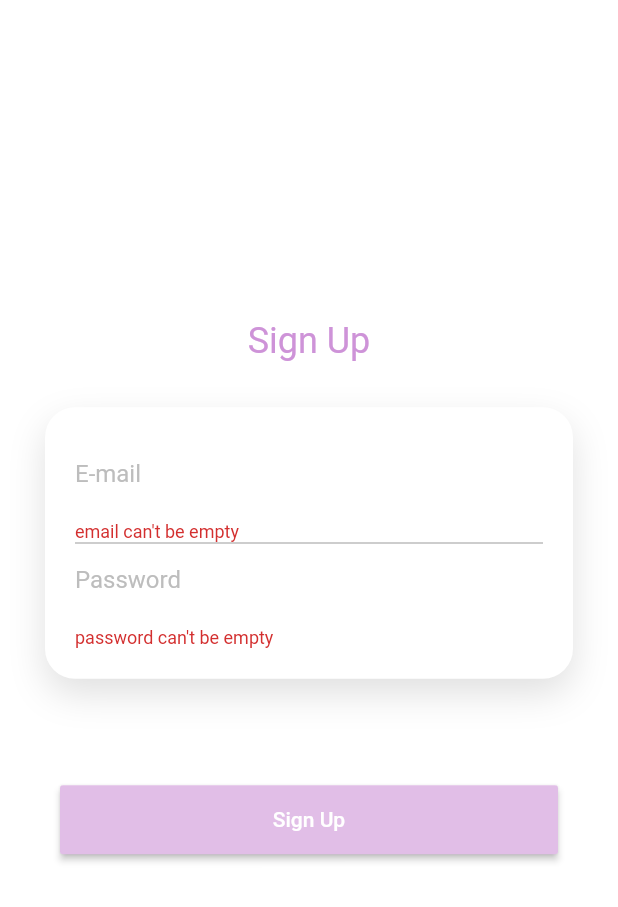
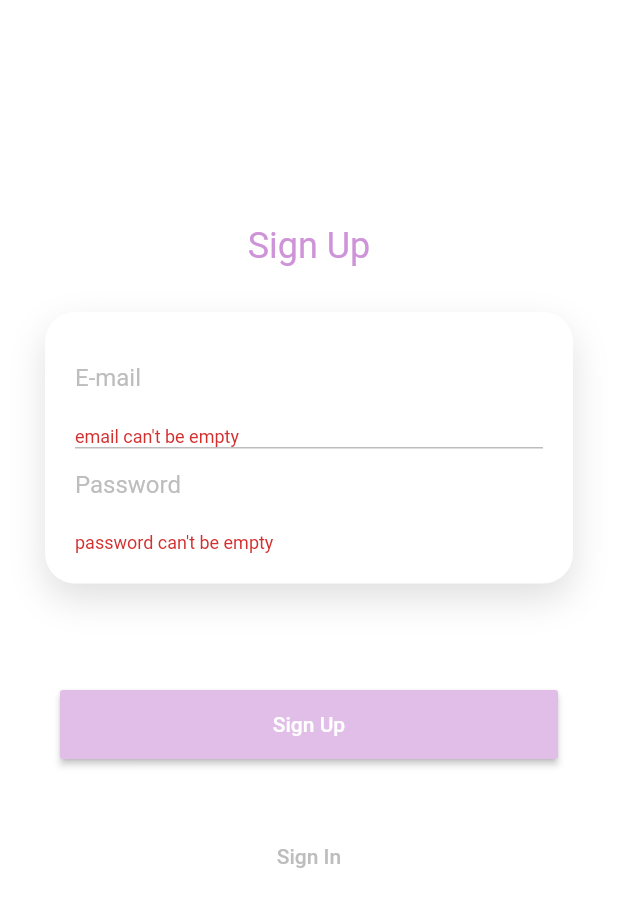
Before and after one commit to nagabumi/belajarFlutter, a Flutter app: the SignUpPage screen opened by its route, after a tap on "Sign Up", on a phone screen of 412 x 824 dp. Shown: the top 907 px of the screen. Run offline on Flutter 3.47's test engine with Material 2 defaults, Android fonts, the phone set to English and light mode, and no system bars; our stand-ins replace animate_do, cloud_firestore, firebase_auth, firebase_core; missing offline and left inert: dart:ffi; accounts and stored records are empty.

Commit message:
fix sign up issues

```diff
--- a/lib/screens/auth/sign_up.dart
+++ b/lib/screens/auth/sign_up.dart
@@ -3,6 +3,8 @@ import 'package:flutter/material.dart';
 import 'package:animate_do/animate_do.dart';
 
 class SignUpPage extends StatefulWidget {
+  final Function toogleView;
+  SignUpPage({this.toogleView});
   @override
   _SignUpPageState createState() => _SignUpPageState();
 }
@@ -16,14 +18,23 @@ class _SignUpPageState extends State<SignUpPage> {
   Widget build(BuildContext context) {
     return Scaffold(
       backgroundColor: Colors.white,
-      body: Center(
+      body: SingleChildScrollView(
+        child: Center(
           child: FadeInUp(
             child: Column(
               mainAxisAlignment: MainAxisAlignment.center,
               children: <Widget>[
-              Text(
+                SizedBox(
+                  height: 100,
+                ),
+                Positioned(
+                  child: Container(
+                    margin: EdgeInsets.only(top: 50),
+                    child: Text(
                       'Sign Up',
                       style: TextStyle(fontSize: 24, color: Colors.purple[200]),
+                    ),
+                  ),
                 ),
                 Form(
                   key: _fomKey,
@@ -58,7 +69,8 @@ class _SignUpPageState extends State<SignUpPage> {
                                 },
                                 decoration: InputDecoration(
                                     border: InputBorder.none,
-                                  hintStyle: TextStyle(color: Colors.grey[400]),
+                                    hintStyle:
+                                        TextStyle(color: Colors.grey[400]),
                                     hintText: 'E-mail'),
                               ),
                             ),
@@ -76,7 +88,8 @@ class _SignUpPageState extends State<SignUpPage> {
                                 },
                                 decoration: InputDecoration(
                                     border: InputBorder.none,
-                                  hintStyle: TextStyle(color: Colors.grey[400]),
+                                    hintStyle:
+                                        TextStyle(color: Colors.grey[400]),
                                     hintText: 'Password'),
                               ),
                             ),
@@ -90,15 +103,27 @@ class _SignUpPageState extends State<SignUpPage> {
                           child: RaisedButton(
                             onPressed: () async {
                               if (_fomKey.currentState.validate()) {
-                              await AuthService.signUP(
+                                await AuthService.signUp(
                                     _email.text, _password.text);
-                              Navigator.pop(context);
                               }
                             },
                             color: Colors.purple[100],
                             child: Text(
                               'Sign Up',
                               style: TextStyle(color: Colors.white),
+                            ),
+                            padding: EdgeInsets.all(15),
+                          ),
+                        ),
+                      ),
+                      SizedBox(
+                        width: double.infinity,
+                        child: Container(
+                          child: FlatButton(
+                            onPressed: () => widget.toogleView(),
+                            child: Text(
+                              'Sign In',
+                              style: TextStyle(color: Colors.grey[400]),
                             ),
                             padding: EdgeInsets.all(15),
                           ),
@@ -111,6 +136,7 @@ class _SignUpPageState extends State<SignUpPage> {
             ),
           ),
         ),
+      ),
     );
   }
 }
--- a/lib/screens/wrapper.dart
+++ b/lib/screens/wrapper.dart
@@ -1,4 +1,4 @@
-import 'package:belajarFlutter/screens/auth/sign_in.dart';
+import 'package:belajarFlutter/screens/auth/authenticate.dart';
 import 'package:belajarFlutter/screens/pages/main_page.dart';
 import 'package:flutter/material.dart';
 import 'package:provider/provider.dart';
@@ -8,6 +8,6 @@ class Wrapper extends StatelessWidget {
   @override
   Widget build(BuildContext context) {
     User user = Provider.of<User>(context);
-    return (user == null) ? SignInPage() : MainPage();
+    return (user == null) ? Authenticate() : MainPage();
   }
 }
--- a/lib/services/auth.dart
+++ b/lib/services/auth.dart
@@ -6,7 +6,7 @@ final _auth = FirebaseAuth.instance;
 
 class AuthService {
   // sign up
-  static Future<User> signUP(String email, String password) async {
+  static Future<User> signUp(String email, String password) async {
     UserCredential result = await _auth.createUserWithEmailAndPassword(
         email: email, password: password);
 
--- /dev/null
+++ b/lib/services/database.dart
@@ -0,0 +1,3 @@
+import 'package:cloud_firestore/cloud_firestore.dart';
+
+class DatabaseService {}
--- a/pubspec.yaml
+++ b/pubspec.yaml
@@ -24,9 +24,11 @@ dependencies:
   flutter:
     sdk: flutter
   animate_do: ^1.7.3
+  cloud_firestore: ^0.14.4
   cupertino_icons: ^1.0.0
   firebase_auth: ^0.18.3+1
   firebase_core: ^0.5.2+1
+  flutter_spinkit: ^4.1.2+1
   provider: ^4.3.2+2
 
 dev_dependencies:
```
Also changed, not shown: lib/screens/auth/authenticate.dart (added, +28 -0 lines), lib/screens/auth/sign_in.dart (+7 -5 lines), lib/screens/pages/dompet_page.dart (+13 -1 lines), pubspec.lock, 1 other file. Lines whose indentation alone changed are shown as unchanged.
